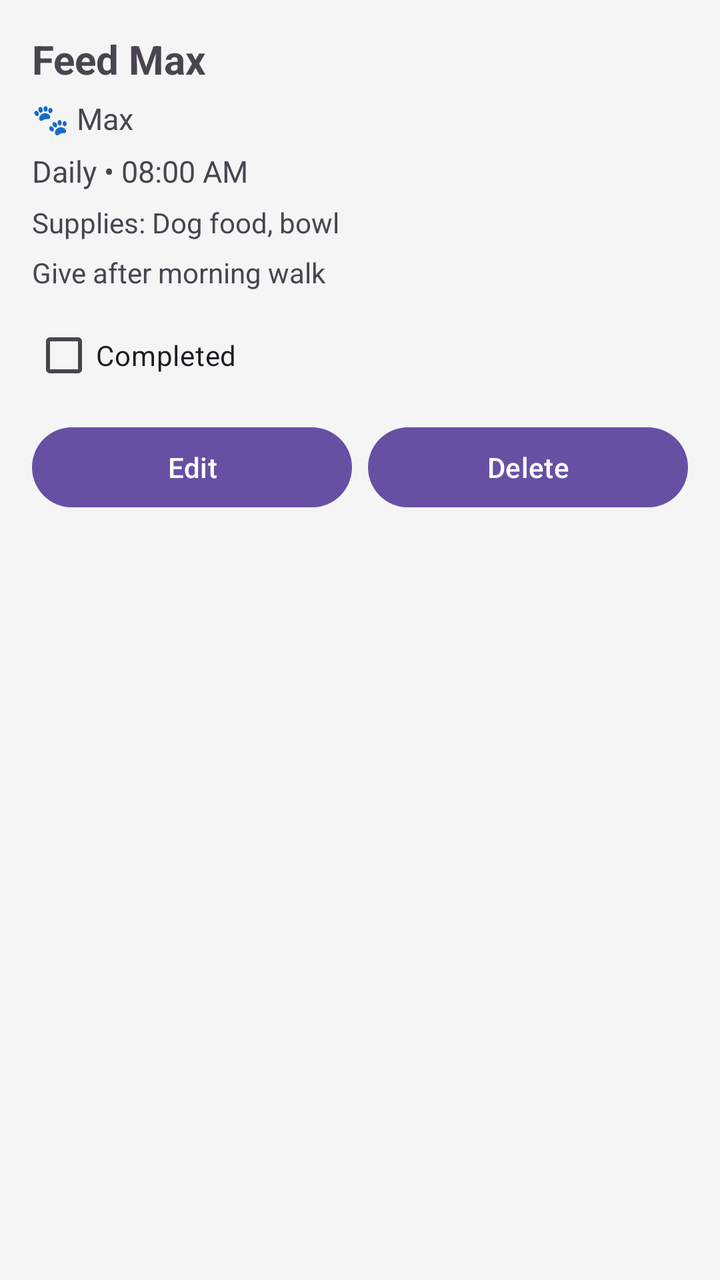
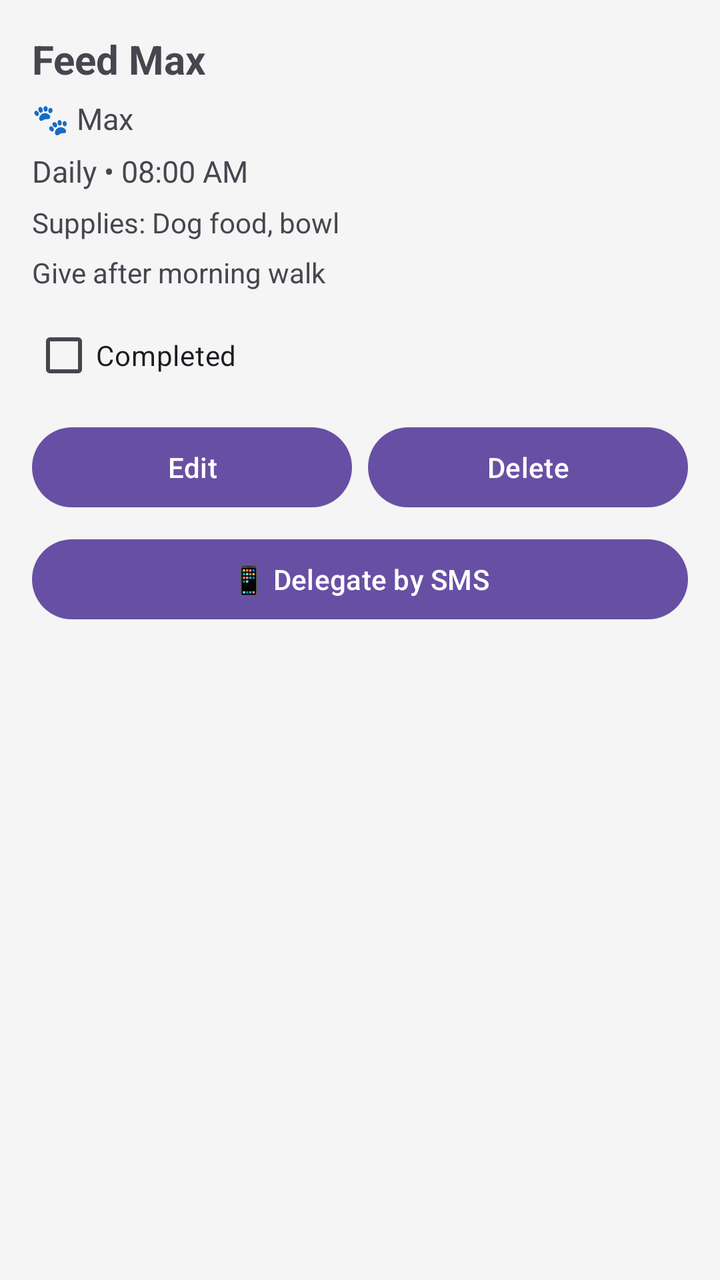

Screens rendered from an Android XML layout before and after an edit, with the pre-edit source and the edit as a unified diff.
<!-- AndroidManifest.xml: application theme Theme.PetCare -->
<!-- res/layout/item_task.xml -->
<?xml version="1.0" encoding="utf-8"?>
<LinearLayout xmlns:android="http://schemas.android.com/apk/res/android"
    android:layout_width="match_parent"
    android:layout_height="wrap_content"
    android:orientation="vertical"
    android:padding="16dp"
    android:layout_marginBottom="12dp"
    android:background="#F5F5F5">

    <TextView
        android:id="@+id/taskTitleTextView"
        android:layout_width="match_parent"
        android:layout_height="wrap_content"
        android:text="Feed Max"
        android:textSize="20sp"
        android:textStyle="bold" />

    <TextView
        android:id="@+id/taskPetTextView"
        android:layout_width="match_parent"
        android:layout_height="wrap_content"
        android:layout_marginTop="6dp"
        android:text="🐾 Max"
        android:textSize="15sp" />

    <TextView
        android:id="@+id/taskScheduleTextView"
        android:layout_width="match_parent"
        android:layout_height="wrap_content"
        android:layout_marginTop="6dp"
        android:text="Daily • 08:00 AM"
        android:textSize="15sp" />

    <TextView
        android:id="@+id/taskSuppliesTextView"
        android:layout_width="match_parent"
        android:layout_height="wrap_content"
        android:layout_marginTop="6dp"
        android:text="Supplies: Dog food, bowl"
        android:textSize="14sp" />

    <TextView
        android:id="@+id/taskNotesTextView"
        android:layout_width="match_parent"
        android:layout_height="wrap_content"
        android:layout_marginTop="6dp"
        android:text="Give after morning walk"
        android:textSize="14sp" />

    <CheckBox
        android:id="@+id/taskCompletedCheckBox"
        android:layout_width="wrap_content"
        android:layout_height="wrap_content"
        android:layout_marginTop="8dp"
        android:text="Completed" />

    <LinearLayout
        android:layout_width="match_parent"
        android:layout_height="wrap_content"
        android:layout_marginTop="8dp"
        android:orientation="horizontal">

        <com.google.android.material.button.MaterialButton
            android:id="@+id/editTaskButton"
            android:layout_width="0dp"
            android:layout_height="wrap_content"
            android:layout_weight="1"
            android:text="Edit" />

        <com.google.android.material.button.MaterialButton
            android:id="@+id/deleteTaskButton"
            android:layout_width="0dp"
            android:layout_height="wrap_content"
            android:layout_marginStart="8dp"
            android:layout_weight="1"
            android:text="Delete" />

    </LinearLayout>

</LinearLayout>
<!-- resources referenced by this layout -->
<resources>
  <style name="Theme.PetCare" parent="Base.Theme.PetCare" />
  <style name="Base.Theme.PetCare" parent="Theme.Material3.DayNight.NoActionBar">
          
          
      </style>
</resources>

<!-- the commit's change to res/layout/item_task.xml (unified diff, before → after) -->
@@ -77,4 +77,11 @@
 
     </LinearLayout>
 
+    <com.google.android.material.button.MaterialButton
+        android:id="@+id/delegateTaskButton"
+        android:layout_width="match_parent"
+        android:layout_height="wrap_content"
+        android:layout_marginTop="8dp"
+        android:text="📱 Delegate by SMS" />
+
 </LinearLayout>
